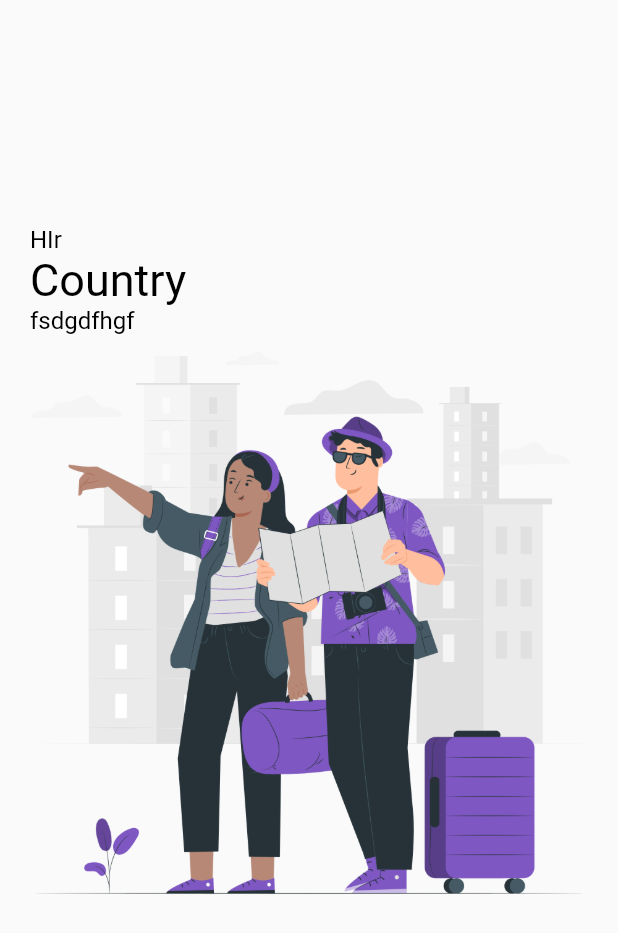
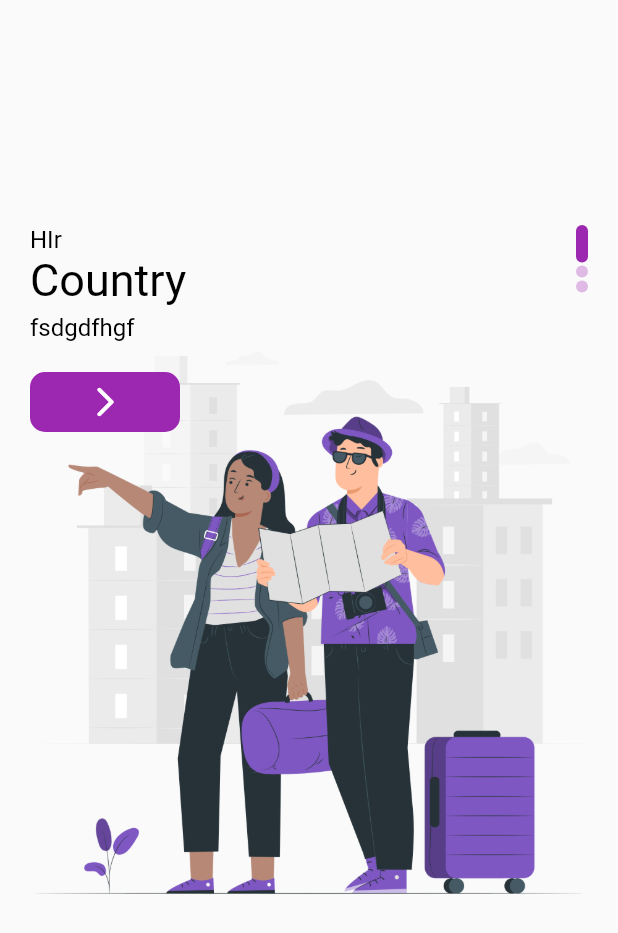
Before and after one commit to BiscochoChloie/travelapp_bloc_cubit, a Flutter app: the screen it shows after launch, on a phone screen of 412 x 824 dp. Shown: the top 933 px of the screen. Run offline on Flutter 3.47's test engine with Material 2 defaults, Android fonts, the phone set to English and light mode, and no system bars.

Commit message:
Add. welcome page

```diff
--- a/lib/pages/welcome_page.dart
+++ b/lib/pages/welcome_page.dart
@@ -1,4 +1,5 @@
 import 'package:flutter/material.dart';
+import 'package:travelapp_bloc_cubit/widget/button_widget.dart';
 import 'package:travelapp_bloc_cubit/widget/text_widget.dart';
 
 class WelcomePage extends StatefulWidget {
@@ -30,21 +31,42 @@
                             AssetImage("assets/images/" + welcomeimages[index]),
                         fit: BoxFit.scaleDown)),
                 child: Container(
-                  margin: EdgeInsets.only(top: 150, left: 20, right: 20),
-                  child: Row(children: [
+                  margin: const EdgeInsets.only(top: 150, left: 20, right: 20),
+                  child: Row(
+                      mainAxisAlignment: MainAxisAlignment.spaceBetween,
+                      children: [
                         Column(
                           crossAxisAlignment: CrossAxisAlignment.start,
-                      children: const [
-                        MediumTextWidget(text: "HIr"),
-                        MediumTextWidget(
+                          children: [
+                            const MediumTextWidget(text: "HIr"),
+                            const MediumTextWidget(
                               text: "Country",
                               size: 30,
                             ),
-                        SizedBox(
+                            const SizedBox(height: 5),
+                            const SizedBox(
                               width: 250,
                               child: MediumTextWidget(text: "fsdgdfhgf"),
+                            ),
+                            const SizedBox(height: 20),
+                            ButtonWidget(
+                              width: 100,
                             )
                           ],
+                        ),
+                        Column(
+                          children: List.generate(3, (indexDots) {
+                            return Container(
+                              margin: const EdgeInsets.only(bottom: 2),
+                              width: 8,
+                              height: index == indexDots ? 25 : 8,
+                              decoration: BoxDecoration(
+                                  borderRadius: BorderRadius.circular(8),
+                                  color: index == indexDots
+                                      ? Colors.purple
+                                      : Colors.purple.withOpacity(0.3)),
+                            );
+                          }),
                         )
                       ]),
                 ),
--- a/lib/widget/button_widget.dart
+++ b/lib/widget/button_widget.dart
@@ -0,0 +1,26 @@
+import 'package:flutter/material.dart';
+
+class ButtonWidget extends StatelessWidget {
+  bool? isResponsive;
+  double? width;
+  ButtonWidget({this.isResponsive = false, this.width, super.key});
+
+  @override
+  Widget build(BuildContext context) {
+    return Container(
+      width: width,
+      height: 40,
+      decoration: BoxDecoration(
+          borderRadius: BorderRadius.circular(10), color: Colors.purple),
+      child: Row(
+        mainAxisAlignment: MainAxisAlignment.center,
+        children: const [
+          Icon(
+            Icons.arrow_forward_ios_rounded,
+            color: Colors.white,
+          )
+        ],
+      ),
+    );
+  }
+}
```
Also changed, not shown: assets/images/arrow_button.png (added). Lines whose indentation alone changed are shown as unchanged.
